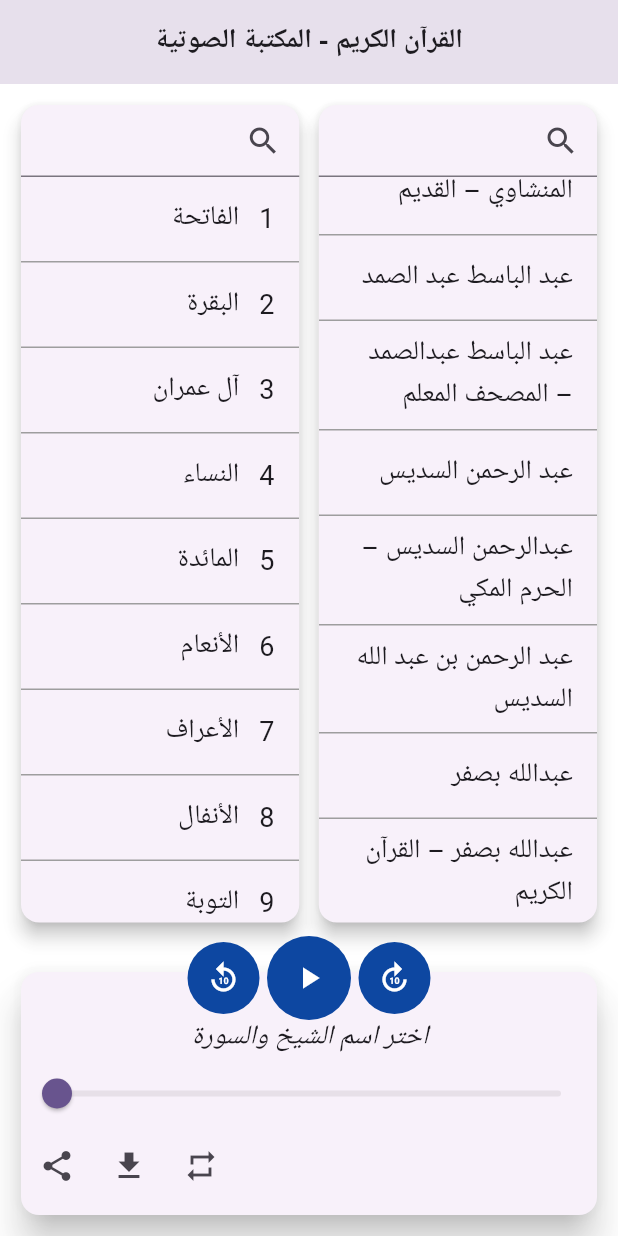
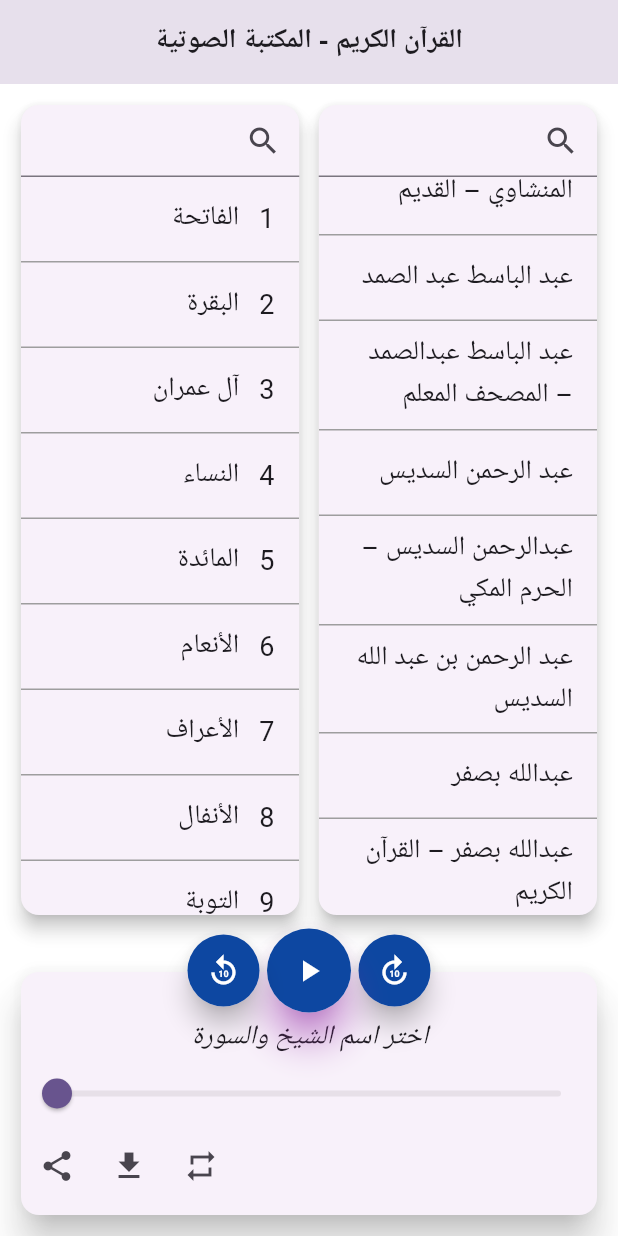
Before and after one commit to AhmedAndroid1998/portfolio_flutter_quran_mp3, a Flutter app: the screen it shows after launch, scrolled down 576 dp, on a phone screen of 412 x 824 dp. Run offline on Flutter 3.47's test engine with Material 3 defaults, Android fonts, the phone set to English and light mode, and no system bars.

Commit message:
Add a drop shadow effect for the media control buttons

```diff
--- a/lib/screens/home_page.dart
+++ b/lib/screens/home_page.dart
@@ -72,7 +72,7 @@ class _MyHomePageState extends State<MyHomePage> {
                 ],
               ),
             ),
-            const SizedBox(height: 25),
+            const SizedBox(height: 30),
             AudioPlayerSection(),
           ],
         ),
--- a/lib/widgets/ui_audio_player_section.dart
+++ b/lib/widgets/ui_audio_player_section.dart
@@ -65,19 +65,33 @@ class _AudioPlayerSectionState extends State<AudioPlayerSection> {
           ),
         ),
         Positioned(
-          top: -20,
+          top: -25,
           child: Row(
             mainAxisAlignment: MainAxisAlignment.center,
             children: [
-              _CircleButton(Icons.forward_10),
+              _MaterialCircleButton(Icons.forward_10),
               const SizedBox(width: 5),
-              _CircleButton(Icons.play_arrow, radius: 28),
+              _MaterialCircleButton(Icons.play_arrow,
+                  radius: 28, elevation: 10, color: Colors.purpleAccent),
               const SizedBox(width: 5),
-              _CircleButton(Icons.replay_10),
+              _MaterialCircleButton(
+                Icons.replay_10,
+              ),
             ],
           ),
         ),
       ],
+    );
+  }
+
+  ///adds a Material-like Shadow/drop effect for the custom _CircleButton below
+  Widget _MaterialCircleButton(IconData icon,
+      {double radius = 24, double elevation = 7, Color color = Colors.black}) {
+    return Material(
+      elevation: elevation,
+      shadowColor: color,
+      shape: CircleBorder(),
+      child: _CircleButton(icon, radius: radius),
     );
   }
 
```
